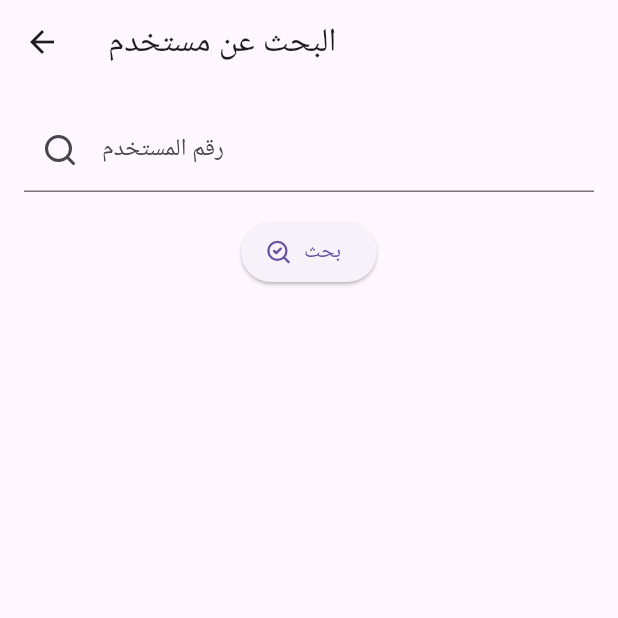
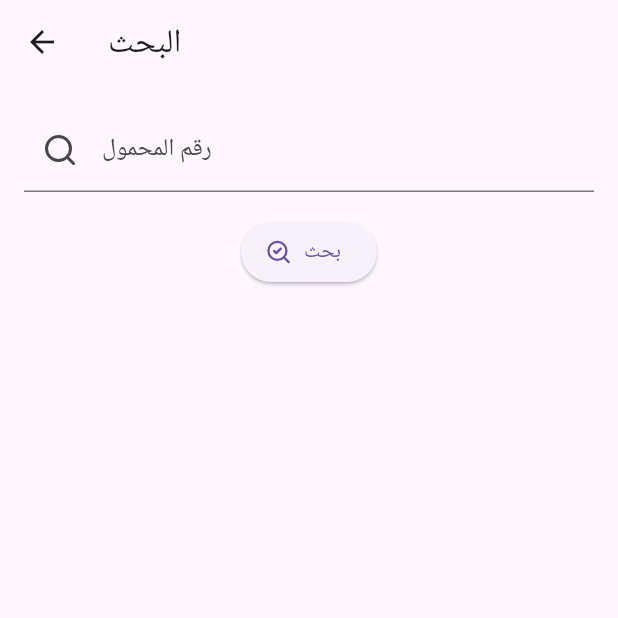
Before and after one commit to mahabdo571/barber, a Flutter app: the UserSearchView screen opened directly, on a phone screen of 412 x 824 dp, the top half of it. Run offline on Flutter 3.47's test engine with Material 3 defaults, Android fonts, the phone set to English and light mode, and no system bars; our stand-ins replace bloc, cloud_firestore, firebase_auth, firebase_core, flutter_bloc, go_router and 2 more; accounts and stored records are empty.

Commit message:
fix: Update user search view labels for clarity and consistency

```diff
--- a/lib/feature/customer_mode/screens/user_search_view.dart
+++ b/lib/feature/customer_mode/screens/user_search_view.dart
@@ -17,7 +17,7 @@ class _UserSearchViewState extends State<UserSearchView> {
   @override
   Widget build(BuildContext context) {
     return Scaffold(
-      appBar: AppBar(title: const Text("البحث عن مستخدم")),
+      appBar: AppBar(title: const Text("البحث")),
       body: Padding(
         padding: const EdgeInsets.all(16.0),
         child: Column(
@@ -25,7 +25,7 @@ class _UserSearchViewState extends State<UserSearchView> {
             TextField(
               controller: _uidController,
               decoration: const InputDecoration(
-                labelText: 'رقم المستخدم',
+                labelText: 'رقم المحمول',
                 prefixIcon: Icon(LucideIcons.search),
               ),
             ),
```
